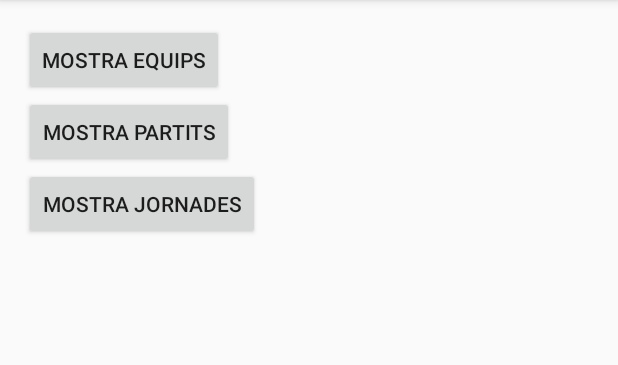
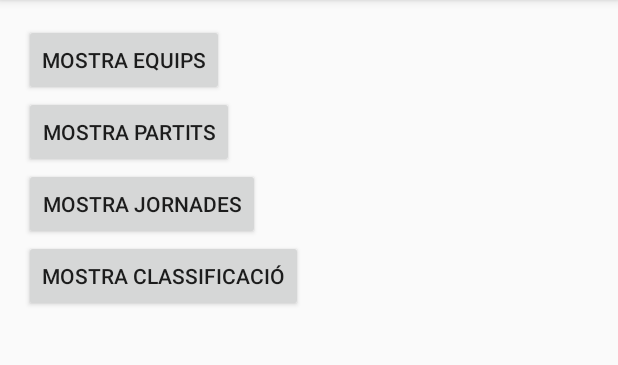
Before and after one commit to xerpi/IDI-Campionatdelliga, an Android app: the screen it shows after launch (MainActivity), on a phone screen of 412 x 824 dp, the part 84-449 px from its top. Run offline under Robolectric (Android 15) with nearby library versions, the phone set to English and light mode, and no system bars.

Commit message:
Add MostraClassificacioPuntsEquips Add Partit::updatePuntsEquips

```diff
--- a/app/build.gradle
+++ b/app/build.gradle
@@ -20,5 +20,6 @@ android {
 }
 
 dependencies {
-    compile fileTree(dir: 'libs', include: ['*.jar'])
+    compile fileTree(include: ['*.jar'], dir: 'libs')
+    compile files('/home/xerpi/Desktop/UPC/IDI/IDI-Campionatdelliga/libs/mpandroidchartlibrary-2-2-4.jar')
 }
--- a/app/src/main/AndroidManifest.xml
+++ b/app/src/main/AndroidManifest.xml
@@ -1,6 +1,6 @@
 <?xml version="1.0" encoding="utf-8"?>
-<manifest package="edu.upc.fib.idi.sergigranell.campionatdelliga"
-          xmlns:android="http://schemas.android.com/apk/res/android">
+<manifest xmlns:android="http://schemas.android.com/apk/res/android"
+          package="edu.upc.fib.idi.sergigranell.campionatdelliga">
 
     <uses-permission android:name="android.permission.READ_EXTERNAL_STORAGE"/>
 
@@ -50,6 +50,8 @@
             android:name=".AfegirPartit"
             android:label="@string/title_activity_afegir_partit">
         </activity>
+        <activity android:name=".MostraClassificacioPuntsEquips">
+        </activity>
     </application>
 
 </manifest>
--- a/app/src/main/java/edu/upc/fib/idi/sergigranell/campionatdelliga/AfegirPartit.java
+++ b/app/src/main/java/edu/upc/fib/idi/sergigranell/campionatdelliga/AfegirPartit.java
@@ -120,6 +120,7 @@ public class AfegirPartit extends Activity {
 				Partit nouPartit = new Partit(equipLocal, equipvisitant, new Date());
 
 				dbmgr.insertPartit(nouPartit);
+				nouPartit.updatePuntsEquips(dbmgr);
 
 				int numeroJornada = arrayListJornada.get(jornadaPos);
 
--- a/app/src/main/java/edu/upc/fib/idi/sergigranell/campionatdelliga/MainActivity.java
+++ b/app/src/main/java/edu/upc/fib/idi/sergigranell/campionatdelliga/MainActivity.java
@@ -20,6 +20,7 @@ public class MainActivity extends Activity {
 	private Button mostraEquipsButton;
 	private Button mostraPartitsButton;
 	private Button mostraJornadesButton;
+	private Button mostraClassificacioButton;
 
 	private DBManager dbmgr;
 
@@ -86,12 +87,18 @@ public class MainActivity extends Activity {
 		p1.addGol(j1, 10);
 		p1.addGol(j3, 18);
 
-		if (!dbmgr.existsPartit(p1))
+		if (!dbmgr.existsPartit(p1)) {
 			dbmgr.insertPartit(p1);
-		if (!dbmgr.existsPartit(p2))
+			p1.updatePuntsEquips(dbmgr);
+		}
+		if (!dbmgr.existsPartit(p2)) {
 			dbmgr.insertPartit(p2);
-		if (!dbmgr.existsPartit(p3))
+			p2.updatePuntsEquips(dbmgr);
+		}
+		if (!dbmgr.existsPartit(p3)) {
 			dbmgr.insertPartit(p3);
+			p3.updatePuntsEquips(dbmgr);
+		}
 
 		List<Partit> partitsJ1 = new ArrayList<Partit>();
 		List<Partit> partitsJ2 = new ArrayList<Partit>();
@@ -140,6 +147,17 @@ public class MainActivity extends Activity {
 				startActivity(mostraJornadesIntent);
 			}
 		});
+
+		mostraClassificacioButton = (Button)findViewById(R.id.button_mostra_classificacio);
+		mostraClassificacioButton.setOnClickListener(new View.OnClickListener() {
+			@Override
+			public void onClick(View v)
+			{
+				Intent mostraClassificacioIntent = new Intent(MainActivity.this,
+					MostraClassificacioPuntsEquips.class);
+				startActivity(mostraClassificacioIntent);
+			}
+		});
 	}
 
 	@Override
--- a/app/src/main/java/edu/upc/fib/idi/sergigranell/campionatdelliga/Partit.java
+++ b/app/src/main/java/edu/upc/fib/idi/sergigranell/campionatdelliga/Partit.java
@@ -152,4 +152,21 @@ public class Partit {
 		if (!gols.contains(gol))
 			gols.add(gol);
 	}
+
+	public void updatePuntsEquips(DBManager dbmgr)
+	{
+		if (golsLocal > golsVisitant) {
+			local.setPartitsGuanyats(local.getPartitsGuanyats() + 1);
+			visitant.setPartitsPerduts(visitant.getPartitsPerduts() + 1);
+		} else if (golsLocal < golsVisitant) {
+			local.setPartitsPerduts(local.getPartitsPerduts() + 1);
+			visitant.setPartitsGuanyats(visitant.getPartitsGuanyats() + 1);
+		} else {
+			local.setPartitsEmpatats(local.getPartitsEmpatats() + 1);
+			visitant.setPartitsEmpatats(visitant.getPartitsEmpatats() + 1);
+		}
+
+		dbmgr.updateEquip(local);
+		dbmgr.updateEquip(visitant);
+	}
 }
--- a/app/src/main/res/layout/activity_main.xml
+++ b/app/src/main/res/layout/activity_main.xml
@@ -31,4 +31,12 @@
         android:id="@+id/button_mostra_jornades"
         android:layout_below="@+id/button_mostra_partits"
         android:layout_alignParentStart="true"/>
+
+    <Button
+        android:layout_width="wrap_content"
+        android:layout_height="wrap_content"
+        android:text="Mostra classificació"
+        android:id="@+id/button_mostra_classificacio"
+        android:layout_below="@+id/button_mostra_jornades"
+        android:layout_alignParentStart="true"/>
 </RelativeLayout>
--- a/build.gradle
+++ b/build.gradle
@@ -5,7 +5,7 @@ buildscript {
         jcenter()
     }
     dependencies {
-        classpath 'com.android.tools.build:gradle:1.2.3'
+        classpath 'com.android.tools.build:gradle:2.1.0'
 
         // NOTE: Do not place your application dependencies here; they belong
         // in the individual module build.gradle files
```
Also changed, not shown: app/src/main/java/edu/upc/fib/idi/sergigranell/campionatdelliga/MostraClassificacioPuntsEquips.java (added, +74 -0 lines), app/src/main/res/layout/activity_mostra_classificacio_punts_equips.xml (added, +18 -0 lines), gradle/wrapper/gradle-wrapper.properties, 2 other files.
